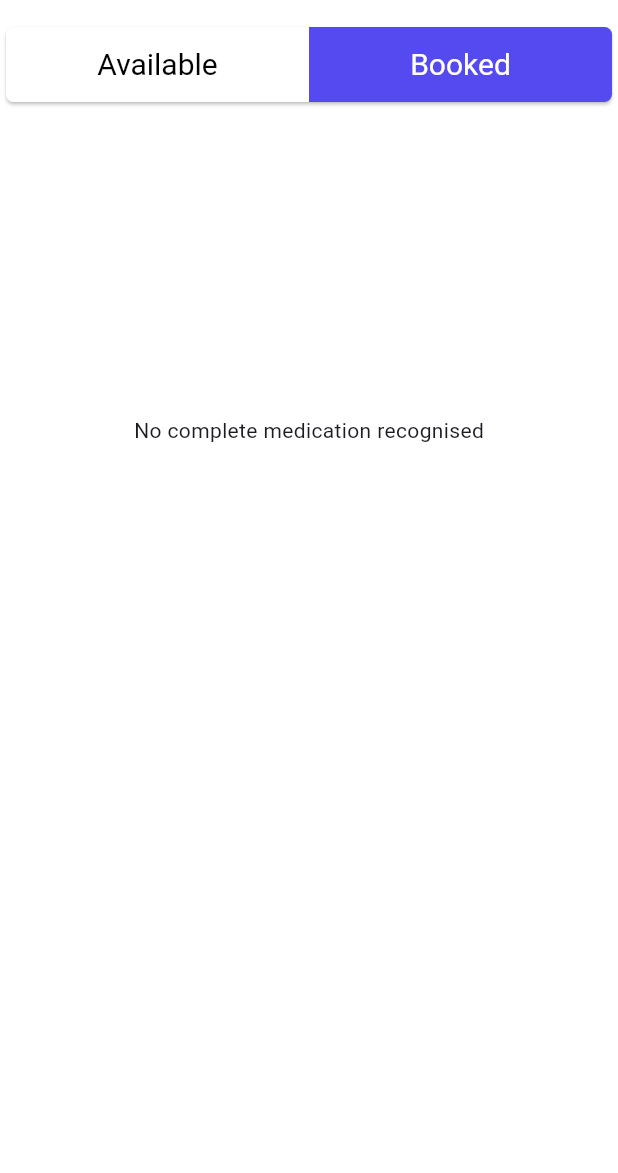
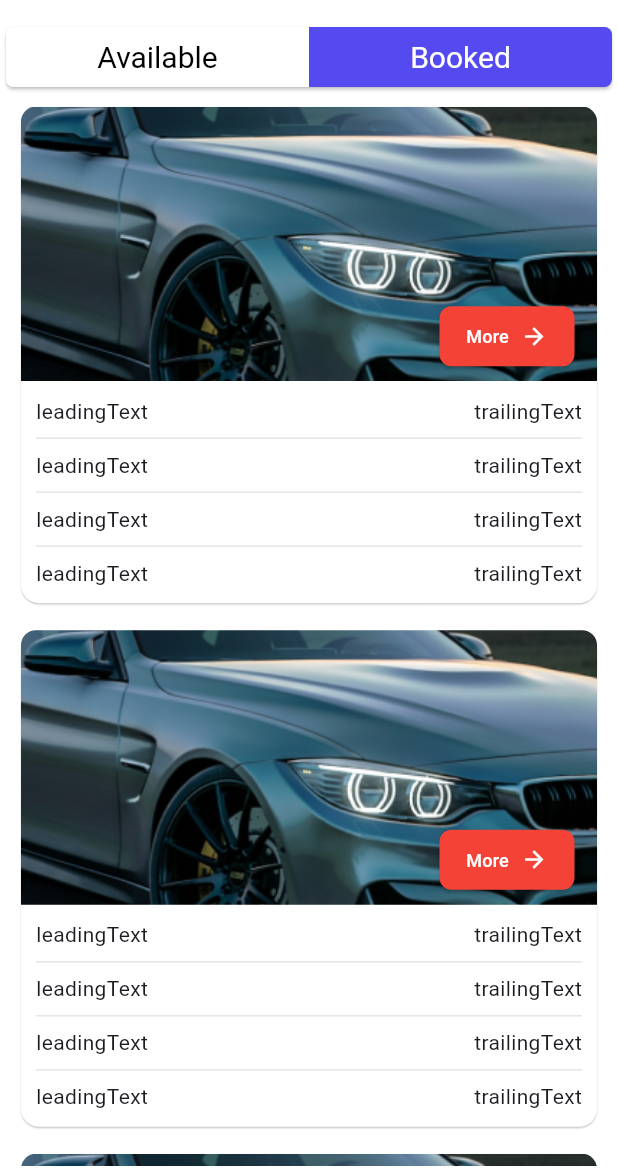
Before and after one commit to SeyramWood/drivnapp-fleetowner, a Flutter app: the screen it shows after launch, after a tap on "Booked", on a phone screen of 412 x 824 dp, the part 63-1236 px from its top. Run offline on Flutter 3.47's test engine with Material 2 defaults, Android fonts, the phone set to English and light mode, and no system bars; our stand-ins replace intl_phone_number_input, pinput, smooth_page_indicator.

Commit message:
my cars ui done

```diff
--- /dev/null
+++ b/lib/features/cars/presentations/switch_icon_icons.dart
@@ -0,0 +1,30 @@
+/// Flutter icons SwitchIcon
+/// Copyright (C) 2023 by original authors @ fluttericon.com, fontello.com
+/// This font was generated by FlutterIcon.com, which is derived from Fontello.
+///
+/// To use this font, place it in your fonts/ directory and include the
+/// following in your pubspec.yaml
+///
+/// flutter:
+///   fonts:
+// /    - family:  SwitchIcon
+// /      fonts:
+// /       - asset: fonts/SwitchIcon.ttf
+///
+///
+/// * Font Awesome 4, Copyright (C) 2016 by Dave Gandy
+///         Author:    Dave Gandy
+///         License:   SIL ()
+///         Homepage:  http://fortawesome.github.com/Font-Awesome/
+///
+import 'package:flutter/widgets.dart';
+
+class SwitchIcon {
+  SwitchIcon._();
+
+  static const _kFontFam = 'SwitchIcon';
+  static const String? _kFontPkg = null;
+
+  static const IconData toggle_off = IconData(0xf204, fontFamily: _kFontFam, fontPackage: _kFontPkg);
+  static const IconData toggle_on = IconData(0xf205, fontFamily: _kFontFam, fontPackage: _kFontPkg);
+}
--- a/lib/features/cars/presentations/views/my.cars.dart
+++ b/lib/features/cars/presentations/views/my.cars.dart
@@ -28,7 +28,7 @@ class MyCars extends StatelessWidget {
                     child: GestureDetector(
                       onTap: () => clicked.isClicked(true),
                       child: Container(
-                        height: 50,
+                        height: 40,
                         width: MediaQuery.sizeOf(context).width / 2,
                         decoration: BoxDecoration(
                           borderRadius: BorderRadius.only(
@@ -54,7 +54,7 @@ class MyCars extends StatelessWidget {
                     child: GestureDetector(
                       onTap: () => clicked.isClicked(false),
                       child: Container(
-                        height: 50,
+                        height: 40,
                         width: MediaQuery.sizeOf(context).width / 2,
                         decoration: BoxDecoration(
                           borderRadius: BorderRadius.only(
--- a/lib/features/cars/presentations/widget/available.dart
+++ b/lib/features/cars/presentations/widget/available.dart
@@ -1,3 +1,4 @@
+import 'package:drivn_app/features/cars/presentations/switch_icon_icons.dart';
 import 'package:drivn_app/utils/constants/colors.dart';
 import 'package:flutter/material.dart';
 
@@ -6,16 +7,10 @@ class CarsAvailableBuilder extends StatelessWidget {
 
   @override
   Widget build(BuildContext context) {
-    return ListView(
-      children: const [
-        SizedBox(
-          height: 200,
-        ),
-        Align(
-          alignment: Alignment.center,
-          child: CarTile(),
-        ),
-      ],
+    return ListView.builder(
+      itemBuilder: (context, index) {
+        return CarTile();
+      },
     );
   }
 }
@@ -29,18 +24,18 @@ class CarTile extends StatelessWidget {
       color: white,
       child: Padding(
         padding: const EdgeInsets.all(8.0),
-        child: Row(mainAxisAlignment: MainAxisAlignment.spaceEvenly, children: [
+        child: Row(children: [
           SizedBox(
-            width: MediaQuery.sizeOf(context).width / 3,
+            width: MediaQuery.sizeOf(context).width / 3.5,
             child: Container(
-              child: Image.asset('assets/logo.png'),
+              padding: EdgeInsets.only(right: 5),
+              child: Image.asset('assets/car1.png'),
             ),
           ),
           Expanded(
             child: Column(
-              mainAxisAlignment: MainAxisAlignment.spaceEvenly,
               children: [
-                //this container has the cars name and it's ratings
+                //this container has the car's name and it's ratings
                 Container(
                   padding: EdgeInsets.all(5),
                   height: 45,
@@ -49,10 +44,7 @@ class CarTile extends StatelessWidget {
                     border: Border.all(color: black.withOpacity(0.2)),
                     borderRadius: BorderRadius.circular(5),
                   ),
-                  child: Row(
-                      key: key,
-                      mainAxisAlignment: MainAxisAlignment.spaceBetween,
-                      children: [
+                  child: Row(children: [
                     Text('Mercedes Benz'),
                     Spacer(),
                     Icon(
@@ -62,12 +54,15 @@ class CarTile extends StatelessWidget {
                     Text('4.8')
                   ]),
                 ),
-                ///////
+                SizedBox(height: 15),
+                /*
+                 */
                 Row(
+                  mainAxisAlignment: MainAxisAlignment.spaceEvenly,
                   children: [
-                    Text('& 20'),
+                    Text('\$ 20'),
                     SizedBox(
-                      width: 5,
+                      width: 10,
                     ),
                     Row(
                       children: [
@@ -75,28 +70,27 @@ class CarTile extends StatelessWidget {
                           'With driver',
                           style: TextStyle(fontSize: 10),
                         ),
-                        Transform.scale(
-                          scale: 0.2,
-                          child: Switch(
-                            onChanged: (value) {},
-                            value: true,
-                          ),
-                        ),
+                        SizedBox(width: 5),
+                        Icon(
+                          SwitchIcon.toggle_on,
+                          color: yellow,
+                          size: 15,
+                        )
                       ],
                     ),
+                    SizedBox(width: 10),
                     Row(
                       children: [
                         Text(
-                          'With driver',
+                          'Ride sharing',
                           style: TextStyle(fontSize: 10),
                         ),
-                        Transform.scale(
-                          scale: 0.2,
-                          child: Switch(
-                            onChanged: (value) {},
-                            value: true,
-                          ),
-                        ),
+                        SizedBox(width: 5),
+                        Icon(
+                          SwitchIcon.toggle_off,
+                          color: black,
+                          size: 15,
+                        )
                       ],
                     ),
                   ],
--- a/lib/features/cars/presentations/widget/booked.dart
+++ b/lib/features/cars/presentations/widget/booked.dart
@@ -1,3 +1,4 @@
+import 'package:drivn_app/utils/constants/colors.dart';
 import 'package:flutter/material.dart';
 
 class BookedCarsBuilder extends StatelessWidget {
@@ -5,18 +6,115 @@ class BookedCarsBuilder extends StatelessWidget {
 
   @override
   Widget build(BuildContext context) {
-    return ListView(
-      children: const [
-        SizedBox(
-          height: 200,
-        ),
-        Align(
-          alignment: Alignment.center,
-          child: Text(
-            'No complete medication recognised',
-          ),
-        ),
-      ],
+    return ListView.builder(
+      itemBuilder: (context, index) {
+        return InfoCard();
+      },
     );
   }
 }
+
+class InfoCard extends StatelessWidget {
+  const InfoCard({
+    super.key,
+  });
+
+  @override
+  Widget build(BuildContext context) {
+    return Padding(
+      padding: const EdgeInsets.only(bottom: 10),
+      child: Card(
+        elevation: .5,
+        color: white,
+        child: Column(children: [
+          Container(
+            width: MediaQuery.sizeOf(context).width,
+            height: MediaQuery.sizeOf(context).height / 4.5,
+            padding: EdgeInsets.only(right: 5),
+            decoration: BoxDecoration(
+                borderRadius: BorderRadius.vertical(top: Radius.circular(10)),
+                image: DecorationImage(
+                    image: AssetImage('assets/bg.png'), fit: BoxFit.fitWidth)),
+            child: Stack(
+              alignment: Alignment.bottomRight,
+              children: [
+                Padding(
+                  padding: const EdgeInsets.all(10),
+                  child: SizedBox(
+                    // padding: const EdgeInsets.all(8.0),
+                    height: 40, width: 90,
+                    child: ElevatedButton(
+                      onPressed: () {
+                        print('Button Pressed');
+                      },
+                      style: ElevatedButton.styleFrom(
+                          padding:
+                              EdgeInsets.symmetric(vertical: 5, horizontal: 5),
+                          shape: RoundedRectangleBorder(
+                            borderRadius: BorderRadius.circular(8.0),
+                          ),
+                          backgroundColor: Colors.red),
+                      child: Row(
+                        mainAxisSize: MainAxisSize.min,
+                        children: [
+                          Text('More', style: TextStyle(fontSize: 12)),
+                          SizedBox(width: 8),
+                          Icon(Icons.arrow_forward),
+                        ],
+                      ),
+                    ),
+                  ),
+                ),
+              ],
+            ),
+          ),
+          Padding(
+            padding: const EdgeInsets.all(10.0),
+            child: Column(
+              children: [
+                Tile(
+                  leading: 'leadingText',
+                  trailing: 'trailingText',
+                ),
+                Divider(
+                  color: black.withOpacity(.1),
+                ),
+                Tile(
+                  leading: 'leadingText',
+                  trailing: 'trailingText',
+                ),
+                Divider(
+                  color: black.withOpacity(.1),
+                ),
+                Tile(
+                  leading: 'leadingText',
+                  trailing: 'trailingText',
+                ),
+                Divider(
+                  color: black.withOpacity(.1),
+                ),
+                Tile(
+                  leading: 'leadingText',
+                  trailing: 'trailingText',
+                ),
+              ],
+            ),
+          ),
+        ]),
+      ),
+    );
+  }
+}
+
+class Tile extends StatelessWidget {
+  const Tile({super.key, required this.leading, required this.trailing});
+  final String leading;
+  final String trailing;
+  @override
+  Widget build(BuildContext context) {
+    return Row(
+      mainAxisAlignment: MainAxisAlignment.spaceBetween,
+      children: [Text(leading), Text(trailing)],
+    );
+  }
+}
```
Also changed, not shown: pubspec.yaml (+10 -8 lines), fonts/SwitchIcon.ttf (added), pubspec.lock. Lines whose indentation alone changed are shown as unchanged.
